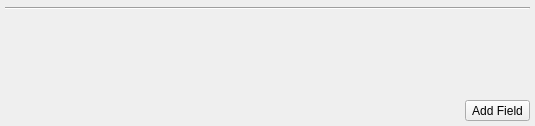
Above: Swift/QtUI/QtVCardWidget/QtVCardWidget.ui from swift/swift before the change. Below: the same form after it.
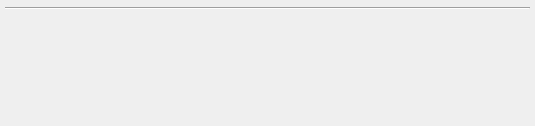
That is the form after the change. Custom widgets are drawn as their Qt base class.

Commit message:
VCard: Move 'Add Field' button inside the scroll view.
License: This patch is BSD-licensed, see Documentation/Licenses/BSD-simplified.txt for details.

```diff
--- a/Swift/QtUI/QtVCardWidget/QtVCardWidget.ui
+++ b/Swift/QtUI/QtVCardWidget/QtVCardWidget.ui
@@ -13,8 +13,17 @@
   <property name="windowTitle">
    <string>Form</string>
   </property>
-  <layout class="QGridLayout" name="gridLayout" rowstretch="1,0" columnstretch="1,0">
-   <property name="margin">
+  <layout class="QGridLayout" name="gridLayout" rowstretch="1" columnstretch="1,0">
+   <property name="leftMargin">
+    <number>5</number>
+   </property>
+   <property name="topMargin">
+    <number>5</number>
+   </property>
+   <property name="rightMargin">
+    <number>5</number>
+   </property>
+   <property name="bottomMargin">
     <number>5</number>
    </property>
    <item row="0" column="0" colspan="2">
@@ -64,7 +73,7 @@
           <x>0</x>
           <y>0</y>
           <width>523</width>
-          <height>76</height>
+          <height>110</height>
          </rect>
         </property>
         <property name="sizePolicy">
@@ -106,22 +115,6 @@
      </item>
     </layout>
    </item>
-   <item row="1" column="1">
-    <widget class="QToolButton" name="toolButton">
-     <property name="text">
-      <string>Add Field</string>
-     </property>
-     <property name="popupMode">
-      <enum>QToolButton::InstantPopup</enum>
-     </property>
-     <property name="autoRaise">
-      <bool>false</bool>
-     </property>
-     <property name="arrowType">
-      <enum>Qt::NoArrow</enum>
-     </property>
-    </widget>
-   </item>
   </layout>
  </widget>
  <customwidgets>
```
Left out of the diff: 14 changed lines with no effect on the pictures. The commit also changes 4 other files.
